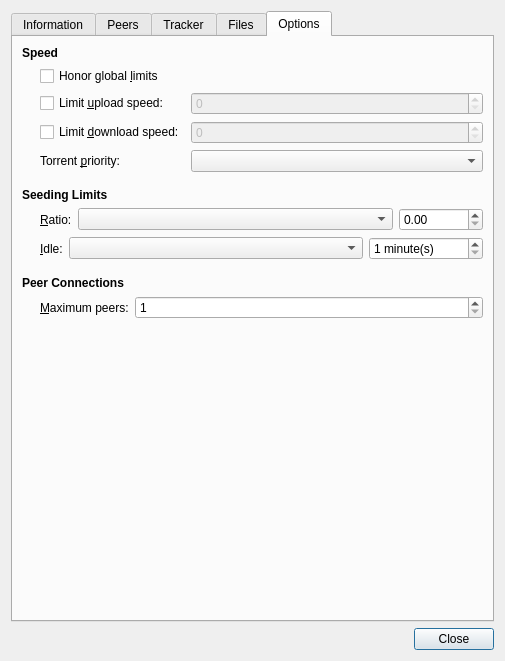
Above: qt/DetailsDialog.ui from transmission/transmission before the change. Below: the same form after it.
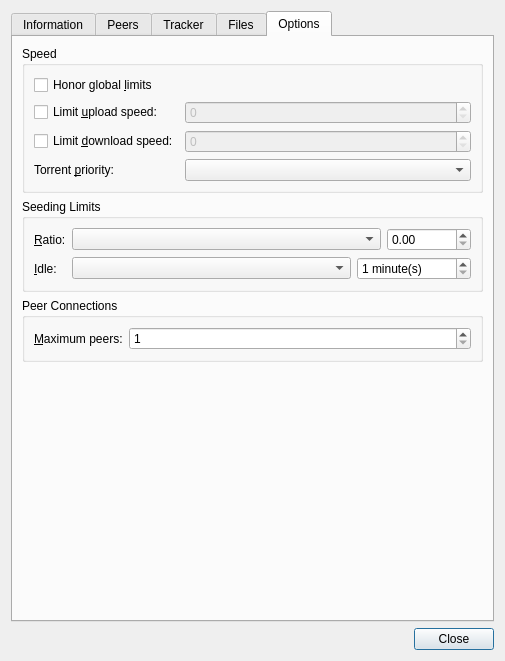
That is the form after the change. The open tabs and pages were chosen to show the change. Custom widgets are drawn as their Qt base class.

Commit message: Details dialog Options tab a11y improvements

What changed in the file:
```diff
--- a/qt/DetailsDialog.ui
+++ b/qt/DetailsDialog.ui
@@ -714,20 +714,11 @@
       </attribute>
       <layout class="QVBoxLayout" name="optionsTabLayout">
        <item>
-        <widget class="QLabel" name="speedSectionLabel">
-         <property name="styleSheet">
-          <string notr="true">font-weight:bold</string>
-         </property>
-         <property name="text">
+        <widget class="QGroupBox" name="speedSection">
+         <property name="title">
           <string>Speed</string>
          </property>
-        </widget>
-       </item>
-       <item>
         <layout class="QGridLayout" name="speedSectionLayout" columnstretch="0,1">
-         <property name="leftMargin">
-          <number>18</number>
-         </property>
          <item row="0" column="0" colspan="2">
           <widget class="QCheckBox" name="sessionLimitCheck">
            <property name="text">
@@ -789,38 +780,14 @@
           <widget class="QComboBox" name="bandwidthPriorityCombo"/>
          </item>
         </layout>
+        </widget>
        </item>
        <item>
-        <spacer name="seedingLimitsSectionSpacer">
-         <property name="orientation">
-          <enum>Qt::Vertical</enum>
-         </property>
-         <property name="sizeType">
-          <enum>QSizePolicy::Fixed</enum>
-         </property>
-         <property name="sizeHint" stdset="0">
-          <size>
-           <width>1</width>
-           <height>10</height>
-          </size>
-         </property>
-        </spacer>
-       </item>
-       <item>
-        <widget class="QLabel" name="seedingLimitsSectionLabel">
-         <property name="styleSheet">
-          <string notr="true">font-weight:bold</string>
-         </property>
-         <property name="text">
+        <widget class="QGroupBox" name="seedingLimitsSection">
+         <property name="title">
           <string>Seeding Limits</string>
          </property>
-        </widget>
-       </item>
-       <item>
-        <layout class="QGridLayout" name="seedingLimitsSectionRatioLayout" columnstretch="0,1,0">
-         <property name="leftMargin">
-          <number>18</number>
-         </property>
+         <layout class="QGridLayout" name="seedingLimitsSectionLayout" columnstretch="0,1">
          <item row="0" column="0">
           <widget class="QLabel" name="ratioLabel">
            <property name="text">
@@ -832,9 +799,11 @@
           </widget>
          </item>
          <item row="0" column="1">
+           <layout class="QHBoxLayout" name="seedingLimitsSectionRatioLayout" stretch="1,0">
+            <item>
           <widget class="QComboBox" name="ratioCombo"/>
          </item>
-         <item row="0" column="2">
+            <item>
           <widget class="QDoubleSpinBox" name="ratioSpin">
            <property name="maximum">
             <double>999999999.000000000000000</double>
@@ -846,12 +815,7 @@
          </item>
         </layout>
        </item>
-       <item>
-        <layout class="QGridLayout" name="seedingLimitsSectionIdleLayout" columnstretch="0,1,0">
-         <property name="leftMargin">
-          <number>18</number>
-         </property>
-         <item row="0" column="0">
+          <item row="1" column="0">
           <widget class="QLabel" name="idleLabel">
            <property name="text">
             <string>&amp;Idle:</string>
@@ -861,10 +825,12 @@
            </property>
           </widget>
          </item>
-         <item row="0" column="1">
+          <item row="1" column="1">
+           <layout class="QHBoxLayout" name="seedingLimitsSectionIdleLayout" stretch="1,0">
+            <item>
           <widget class="QComboBox" name="idleCombo"/>
          </item>
-         <item row="0" column="2">
+            <item>
           <widget class="QSpinBox" name="idleSpin">
            <property name="suffix">
             <string notr="true"> minute(s)</string>
@@ -882,37 +848,15 @@
          </item>
         </layout>
        </item>
-       <item>
-        <spacer name="peerConnectionsSectionSpacer">
-         <property name="orientation">
-          <enum>Qt::Vertical</enum>
-         </property>
-         <property name="sizeType">
-          <enum>QSizePolicy::Fixed</enum>
-         </property>
-         <property name="sizeHint" stdset="0">
-          <size>
-           <width>1</width>
-           <height>10</height>
-          </size>
-         </property>
-        </spacer>
+         </layout>
+        </widget>
        </item>
        <item>
-        <widget class="QLabel" name="peerConnectionsSectionLabel">
-         <property name="styleSheet">
-          <string notr="true">font-weight:bold</string>
-         </property>
-         <property name="text">
+        <widget class="QGroupBox" name="peerConnectionsSection">
+         <property name="title">
           <string>Peer Connections</string>
          </property>
-        </widget>
-       </item>
-       <item>
         <layout class="QGridLayout" name="peerConnectionsSectionLayout" columnstretch="0,1">
-         <property name="leftMargin">
-          <number>18</number>
-         </property>
          <item row="0" column="0">
           <widget class="QLabel" name="peerLimitLabel">
            <property name="text">
@@ -937,6 +881,7 @@
           </widget>
          </item>
         </layout>
+        </widget>
        </item>
        <item>
         <spacer name="optionsTabBottomSpacer">
```
Left out of the diff: 24 changed lines with no effect on the pictures. Lines whose indentation alone changed are shown as unchanged. The commit also changes 1 other file.
